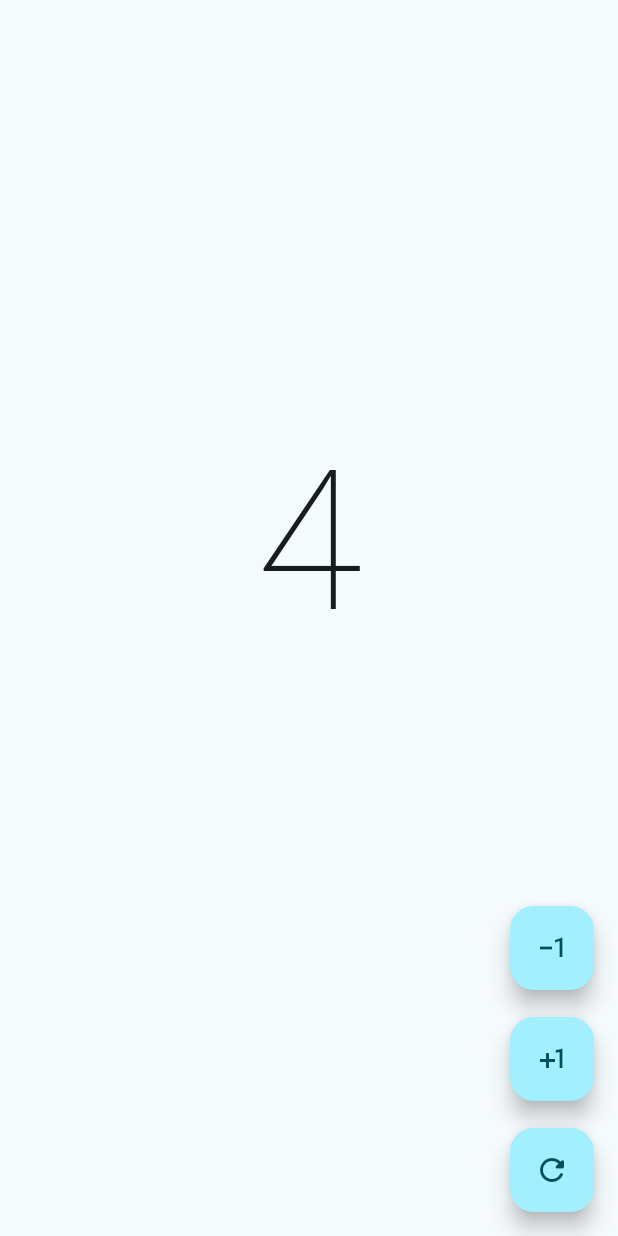
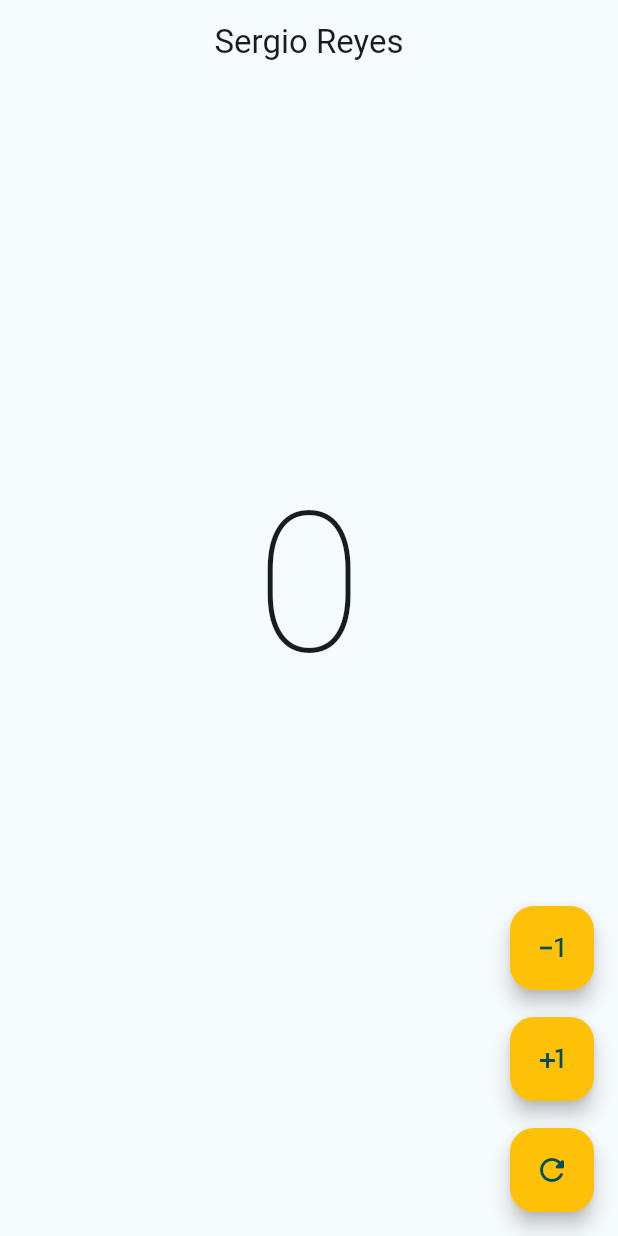
Before and after one commit to Sergi024R/SergioR, a Flutter app: the screen it shows after launch, on a phone screen of 412 x 824 dp. Run offline on Flutter 3.47's test engine with Material 2 defaults, Android fonts, the phone set to English and light mode, and no system bars.

Commit message:
quinto commit

```diff
--- /dev/null
+++ b/lib/presentation/custom_button.dart
@@ -0,0 +1,18 @@
+import 'package:flutter/material.dart';
+
+class CustomButton extends StatelessWidget {
+  final IconData icon;
+  final VoidCallback? onPressed;
+
+  const CustomButton({super.key, required this.icon, this.onPressed});
+
+  @override
+  Widget build(BuildContext context) {
+    return FloatingActionButton(
+      elevation: 5,
+      backgroundColor: Colors.amber,
+      onPressed: onPressed,
+      child: Icon(icon),
+    );
+  }
+}
--- a/lib/presentation/screens/counters/Count.dart
+++ b/lib/presentation/screens/counters/Count.dart
@@ -1,18 +1,20 @@
 import 'package:flutter/material.dart';
+import 'package:guillermo_grellas/presentation/custom_button.dart';
 
 class Counter extends StatefulWidget {
-
   const Counter({super.key});
 
   @override
   State<Counter> createState() => _CounterState();
 }
+
 class _CounterState extends State<Counter> {
-  int numero = 4;
+  int numero = 0;
   String texto = "";
   @override
   Widget build(BuildContext context) {
     return Scaffold(
+      appBar: AppBar(title: const Text("Sergio Reyes"),centerTitle: true,),
       body: Center(
         child: Column(
           mainAxisAlignment: MainAxisAlignment.center,
@@ -34,7 +36,11 @@ class _CounterState extends State<Counter> {
       floatingActionButton: Column(
         mainAxisAlignment: MainAxisAlignment.end,
         children: [
-          FloatingActionButton(
+          const SizedBox(
+            height: 18,
+          ),
+          CustomButton(
+            icon: Icons.exposure_minus_1,
             onPressed: () {
               setState(() {
                 numero -= 1; //Icons.exposute_minus_1
@@ -42,45 +48,48 @@ class _CounterState extends State<Counter> {
                   numero = 0;
                 }
                 if (numero > 1) {
-                  texto="Clicks";
-                }if(numero==1) {
-                  texto="Click";
+                  texto = "Clicks";
+                }
+                if (numero == 1) {
+                  texto = "Click";
                 }
               });
             },
-            child: const Icon(Icons.exposure_minus_1),
           ),
           const SizedBox(
             height: 18,
           ),
-          FloatingActionButton(
+          CustomButton(
+            icon: Icons.plus_one,
             onPressed: () {
               setState(() {
                 numero += 1; //Icons.exposute_max_1
                 if (numero > 1) {
-                  texto="Clicks";
-                }if(numero==1) {
-                  texto="Click";
+                  texto = "Clicks";
+                }
+                if (numero == 1) {
+                  texto = "Click";
                 }
               });
             },
-              child: const Icon(Icons.plus_one)),
+          ),
           const SizedBox(
             height: 18,
           ),
-          FloatingActionButton(
+          CustomButton(
+            icon: Icons.refresh_rounded,
             onPressed: () {
               setState(() {
                 numero = 0;
                 if (numero > 1) {
-                  texto="Clicks";
-                }if(numero==1 || numero==0) {
-                  texto="Click";
+                  texto = "Clicks";
+                }
+                if (numero == 1 || numero == 0) {
+                  texto = "Click";
                 }
               });
             },
-            child: const Icon(Icons.refresh_rounded),
-          )
+          ),
         ],
       ),
     );
```
Lines whose indentation alone changed are shown as unchanged.
